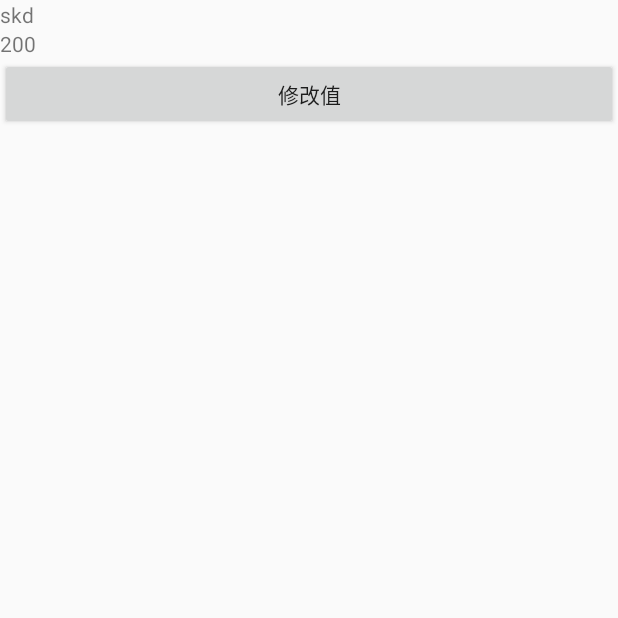
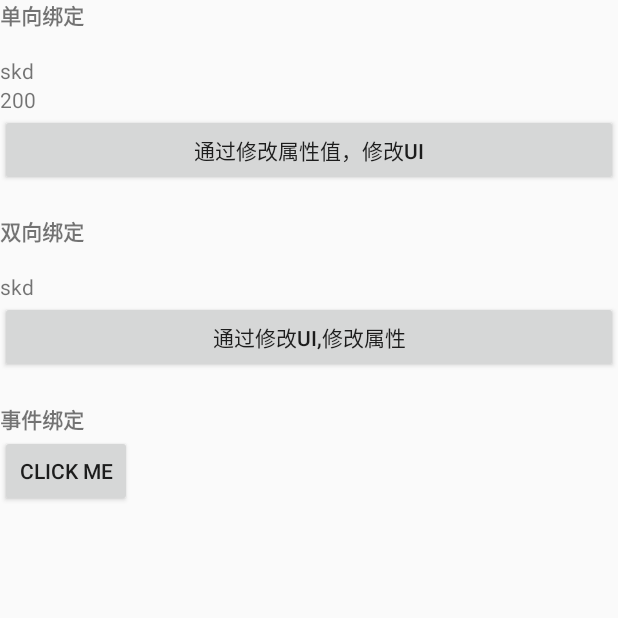
Before and after one commit to sunkeding/mvvm-android, an Android app: the ObservableFieldActivity screen opened directly, with no data from a screen before it, on a phone screen of 412 x 824 dp, the top half of it. Run offline under Robolectric (Android 15) with nearby library versions, the phone set to English and light mode, and no system bars; our stand-ins replace data binding.

Commit message:
提交事件绑定

```diff
--- /dev/null
+++ b/app/src/main/java/com/keding/mvvm_android_demo/bean/Teacher.java
@@ -0,0 +1,10 @@
+package com.keding.mvvm_android_demo.bean;
+
+/**
+ * @author: skd
+ * @date 2019/4/1
+ * @Desc Teacher
+ */
+public class Teacher {
+    public String name="我是事件绑定的按钮";
+}
--- a/app/src/main/java/com/keding/mvvm_android_demo/ui/BaseObservableActivity.java
+++ b/app/src/main/java/com/keding/mvvm_android_demo/ui/BaseObservableActivity.java
@@ -8,7 +8,6 @@ import android.view.View;
 import com.keding.mvvm_android_demo.R;
 import com.keding.mvvm_android_demo.bean.UserInfo;
 import com.keding.mvvm_android_demo.databinding.ActivityBaseobservableBinding;
-import com.keding.mvvm_android_demo.databinding.ActivityMainBinding;
 
 /**
  * @author: skd
--- a/app/src/main/java/com/keding/mvvm_android_demo/ui/ObservableFieldActivity.java
+++ b/app/src/main/java/com/keding/mvvm_android_demo/ui/ObservableFieldActivity.java
@@ -3,7 +3,10 @@ package com.keding.mvvm_android_demo.ui;
 import android.app.Activity;
 import android.databinding.DataBindingUtil;
 import android.os.Bundle;
+import android.util.Log;
 import android.view.View;
+import android.widget.TextView;
+import android.widget.Toast;
 
 import com.keding.mvvm_android_demo.R;
 import com.keding.mvvm_android_demo.bean.Student;
@@ -24,12 +27,37 @@ public class ObservableFieldActivity extends Activity {
         ActivityObservablefieldBinding activityObservablefieldBinding = DataBindingUtil.setContentView(this, R.layout.activity_observablefield);
         student = new Student("skd", 200L);
         activityObservablefieldBinding.setStudent(student);
+        //事件绑定别忘记了这句代码
+        activityObservablefieldBinding.setUserpresent(new UserPresenter());
     }
 
+    /**
+     * 修改属性值，观察控件变化
+     */
     public void change(View view) {
 
         student.setName("999");
         student.setScore(9000L);
 
     }
+    /**
+     * 修改控件值，观察属性变化
+     */
+    public void change2(View view) {
+        TextView tv_change=findViewById(R.id.tv_change);
+        tv_change.setText("修改后的名字");
+        Log.d("ObservableFieldActivity", "student.name:" + student.name.get());
+    }
+
+
+    // View的点击事件
+    public class UserPresenter{
+        public void showToast(Student student){
+            Toast.makeText(ObservableFieldActivity.this, "short click:"+student.name.get(), Toast.LENGTH_SHORT).show();
+        }
+
+        public void showToast2(Student student) {
+            Toast.makeText(ObservableFieldActivity.this, "long click:" + student.name.get(), Toast.LENGTH_SHORT).show();
+        }
+    }
 }
--- a/app/src/main/res/layout/activity_observablefield.xml
+++ b/app/src/main/res/layout/activity_observablefield.xml
@@ -4,15 +4,30 @@
 
     <data>
 
+        <import type="com.keding.mvvm_android_demo.ui.ObservableFieldActivity.UserPresenter" />
+
         <variable
             name="student"
             type="com.keding.mvvm_android_demo.bean.Student" />
+
+
+        <variable
+            name="userpresent"
+            type="UserPresenter" />
     </data>
 
     <LinearLayout
-        android:orientation="vertical"
         android:layout_width="match_parent"
-        android:layout_height="match_parent">
+        android:layout_height="match_parent"
+        android:orientation="vertical">
+
+        <TextView
+            android:layout_width="match_parent"
+
+            android:layout_height="wrap_content"
+            android:text="单向绑定\n"
+            android:textStyle="bold" />
+
         <TextView
 
             android:layout_width="wrap_content"
@@ -26,10 +41,44 @@
             android:layout_height="wrap_content"
             android:text="@{String.format(@string/age, student.score)}"
             tools:text="age" />
+
         <Button
+            android:layout_width="match_parent"
+            android:layout_height="wrap_content"
             android:onClick="change"
-            android:text="修改值"
+            android:text="通过修改属性值，修改UI" />
+
+        <TextView
             android:layout_width="match_parent"
-            android:layout_height="wrap_content" />
+            android:layout_height="wrap_content"
+            android:layout_marginTop="20dp"
+            android:text="双向绑定\n"
+            android:textStyle="bold" />
+
+        <TextView
+            android:id="@+id/tv_change"
+            android:layout_width="wrap_content"
+            android:layout_height="wrap_content"
+            android:text="@={student.name}"
+            tools:text="name" />
+
+        <Button
+            android:layout_width="match_parent"
+            android:layout_height="wrap_content"
+            android:onClick="change2"
+            android:text="通过修改UI,修改属性" />
+
+        <TextView
+            android:layout_width="wrap_content"
+            android:layout_height="wrap_content"
+            android:layout_marginTop="20dp"
+            android:text="事件绑定"
+            android:textStyle="bold" />
+
+        <Button
+            android:layout_width="wrap_content"
+            android:layout_height="wrap_content"
+            android:onClick="@{()->userpresent.showToast(student)}"
+            android:text="click me" />
     </LinearLayout>
 </layout>
```
